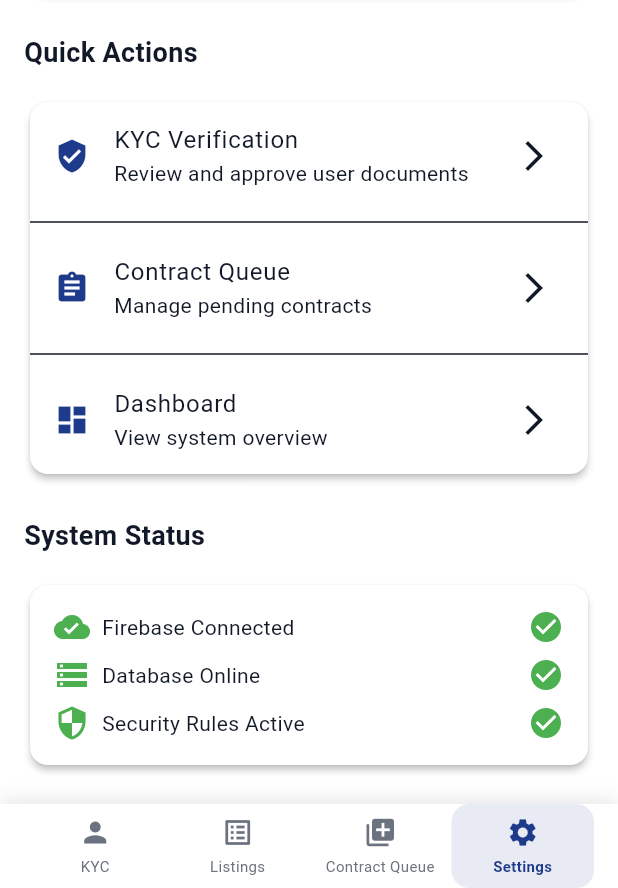
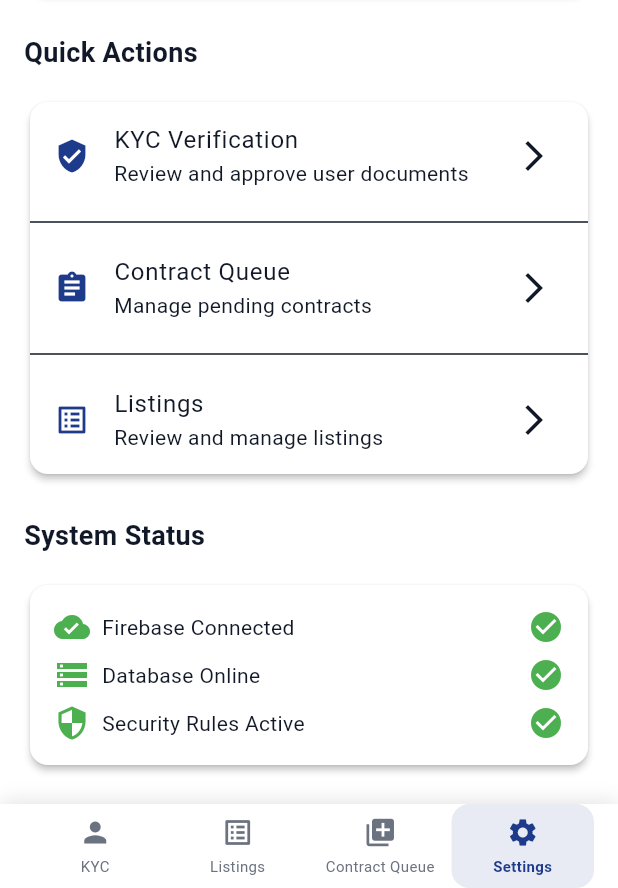
Before and after one commit to aradiapp/aradi, a Flutter app: the AdminSettingsPage screen opened by its route, on a phone screen of 412 x 824 dp, the part 348-1236 px from its top. Run offline on Flutter 3.47's test engine with Material 3 defaults, Android fonts, the phone set to English and light mode, and no system bars; our stand-ins replace cloud_firestore, file_picker, firebase_auth, firebase_core, firebase_messaging, firebase_storage and 5 more; accounts and stored records are empty.

Commit message:
Added more UI fixes

```diff
--- a/lib/app/navigation/main_navigation.dart
+++ b/lib/app/navigation/main_navigation.dart
@@ -113,12 +113,18 @@ class _MainNavigationState extends ConsumerState<MainNavigation> {
         final currentRoute = GoRouterState.of(context).matchedLocation;
 
         // If we're on a main dashboard page, show exit confirmation
-        if (currentRoute == '/dev' || currentRoute == '/buyer' || currentRoute == '/seller' || currentRoute == '/admin') {
+        if (currentRoute == '/dev' || currentRoute == '/dev/browse' || currentRoute == '/buyer' || currentRoute == '/seller' || currentRoute == '/admin') {
           final shouldExit = await _showExitConfirmation();
           if (shouldExit == true) {
             return true; // Allow app to exit
           }
           return false; // Stay in app
+        }
+
+        // For developer listing details, navigate back to browse
+        if (currentRoute.contains('/dev/listing/') && !currentRoute.contains('/edit')) {
+          context.go('/dev/browse');
+          return false; // Prevent default back behavior
         }
 
         // For other pages, use normal navigation
@@ -285,7 +291,7 @@ class _MainNavigationState extends ConsumerState<MainNavigation> {
       foregroundColor: Colors.white,
       elevation: 0,
       centerTitle: true,
-      automaticallyImplyLeading: false,
+      leading: _getAppBarLeading(),
       systemOverlayStyle: const SystemUiOverlayStyle(
         statusBarColor: Colors.transparent,
         statusBarIconBrightness: Brightness.light,
@@ -295,11 +301,50 @@ class _MainNavigationState extends ConsumerState<MainNavigation> {
     );
   }
 
+  Widget? _getAppBarLeading() {
+    final currentRoute = GoRouterState.of(context).matchedLocation;
+
+    // Add back button for seller routes that need navigation
+    if (currentRoute.contains('/seller/land/add')) {
+      return IconButton(
+        icon: const Icon(Icons.arrow_back),
+        onPressed: () => context.go('/seller'),
+      );
+    }
+
+    if (currentRoute.contains('/seller/listing/') && currentRoute.contains('/edit')) {
+      // Extract listing ID from route
+      final parts = currentRoute.split('/');
+      final listingId = parts[parts.length - 2]; // Get the ID before 'edit'
+      return IconButton(
+        icon: const Icon(Icons.arrow_back),
+        onPressed: () => context.go('/seller/listing/$listingId'),
+      );
+    }
+
+    if (currentRoute.contains('/seller/listing/') && !currentRoute.contains('/edit')) {
+      return IconButton(
+        icon: const Icon(Icons.arrow_back),
+        onPressed: () => context.go('/seller'),
+      );
+    }
+
+    // Add back button for seller developer detail pages
+    if (currentRoute.contains('/seller/developer/')) {
+      return IconButton(
+        icon: const Icon(Icons.arrow_back),
+        onPressed: () => context.go('/seller/browse'),
+      );
+    }
+
+    return null;
+  }
+
   String _getAppBarTitle() {
     final currentRoute = GoRouterState.of(context).matchedLocation;
         if (currentRoute.contains('/buyer/listing/')) return ''; // Remove duplicate title for buyer listing pages
-        if (currentRoute.contains('/seller/listing/') && currentRoute.contains('/edit')) return '';
-        if (currentRoute.contains('/seller/listing/')) return ''; // Remove duplicate title for seller listing pages
+        if (currentRoute.contains('/seller/listing/') && currentRoute.contains('/edit')) return 'Edit Listing';
+        if (currentRoute.contains('/seller/listing/')) return 'Listing Details';
     if (currentRoute.contains('/dev/listing/')) return ''; // Remove duplicate title for developer listing pages
     if (currentRoute.contains('/thread/')) return 'Negotiation';
     if (currentRoute.contains('/agreement/')) return 'Agreement';
@@ -315,6 +360,7 @@ class _MainNavigationState extends ConsumerState<MainNavigation> {
     if (currentRoute == '/admin/contract-queue') return 'Deals';
     if (currentRoute.contains('/dev/browse')) return 'Listings';
     if (currentRoute.contains('/seller/browse')) return 'Developers';
+    if (currentRoute.contains('/seller/developer/')) return 'Browse developers';
     if (currentRoute.contains('/analytics')) return 'Analytics';
     return AppConfig.appName;
   }
@@ -350,6 +396,23 @@ class _MainNavigationState extends ConsumerState<MainNavigation> {
                 backgroundColor: AppTheme.successColor,
               ),
             );
+          },
+        ),
+      ];
+    }
+
+    // Add edit button for seller listing detail pages
+    if (currentRoute.contains('/seller/listing/') && !currentRoute.contains('/edit')) {
+      // Extract listing ID from route
+      final parts = currentRoute.split('/');
+      final listingId = parts[parts.length - 1]; // Get the last part which should be the ID
+      return [
+        IconButton(
+          icon: const Icon(Icons.edit),
+          onPressed: () {
+            final editUrl = '/seller/listing/$listingId/edit';
+            print('Navigating to edit URL: $editUrl');
+            context.go(editUrl);
           },
         ),
       ];
--- a/lib/app/router/app_router.dart
+++ b/lib/app/router/app_router.dart
@@ -128,7 +128,10 @@ class AppRouter {
         path: '/dev/listing/:id',
         builder: (context, state) {
           final id = state.pathParameters['id']!;
-          return ListingDetailPage(listingId: id);
+          return MainNavigation(
+            userRole: UserRole.developer,
+            child: ListingDetailPage(listingId: id),
+          );
         },
       ),
         GoRoute(
--- a/lib/features/admin/screens/admin_settings_page.dart
+++ b/lib/features/admin/screens/admin_settings_page.dart
@@ -81,7 +81,7 @@ class AdminSettingsPage extends ConsumerWidget {
                     title: const Text('KYC Verification'),
                     subtitle: const Text('Review and approve user documents'),
                     trailing: const Icon(Icons.arrow_forward_ios),
-                    onTap: () => context.go('/admin/verification'),
+                    onTap: () => context.go('/admin'),
                   ),
                   const Divider(),
                   ListTile(
@@ -93,11 +93,11 @@ class AdminSettingsPage extends ConsumerWidget {
                   ),
                   const Divider(),
                   ListTile(
-                    leading: const Icon(Icons.dashboard, color: AppTheme.primaryColor),
-                    title: const Text('Dashboard'),
-                    subtitle: const Text('View system overview'),
+                    leading: const Icon(Icons.list_alt, color: AppTheme.primaryColor),
+                    title: const Text('Listings'),
+                    subtitle: const Text('Review and manage listings'),
                     trailing: const Icon(Icons.arrow_forward_ios),
-                    onTap: () => context.go('/admin'),
+                    onTap: () => context.go('/admin/verification'),
                   ),
                 ],
               ),
```
Also changed, not shown: lib/features/admin/screens/contract_queue_page.dart (+6 -12 lines), lib/features/seller/screens/edit_listing_page.dart (+0 -9 lines), lib/features/seller/screens/seller_developer_detail_page.dart (+0 -13 lines), lib/features/seller/screens/seller_land_listing_page.dart (+0 -20 lines).
